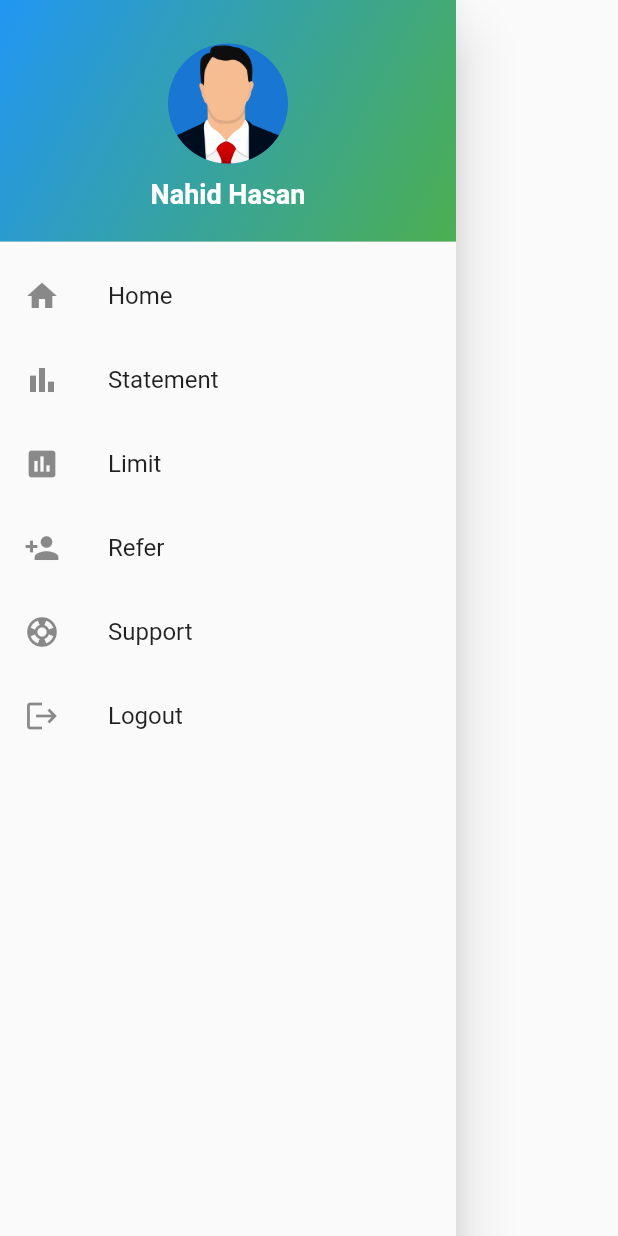
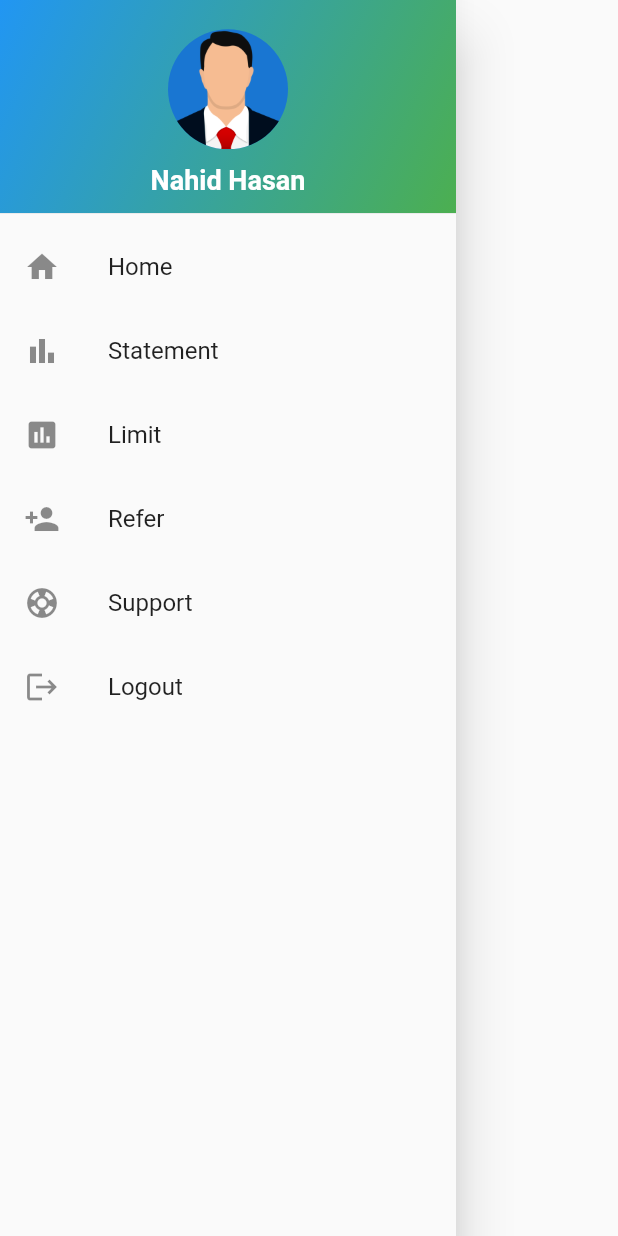
Before and after one commit to Nahidjc/tcash-app, a Flutter app: the AppDrawer widget shown alone on an empty page, opened directly, on a phone screen of 412 x 824 dp. Run offline on Flutter 3.47's test engine with Material 2 defaults, Android fonts, the light colour scheme and no system bars; our stand-ins replace flutter_spinkit, image_picker; missing offline and left inert: fluttercontactpicker, qr_code_scanner; network calls fail.

Commit message:
set height

```diff
--- a/lib/pages/app_drawer.dart
+++ b/lib/pages/app_drawer.dart
@@ -8,7 +8,9 @@ class AppDrawer extends StatelessWidget {
       child: ListView(
         padding: EdgeInsets.zero,
         children: [
-          const DrawerHeader(
+          Container(
+              height: 150,
+              child: const DrawerHeader(
             decoration: BoxDecoration(
               gradient: LinearGradient(
                 colors: [
@@ -39,7 +41,7 @@ class AppDrawer extends StatelessWidget {
                 ],
               ),
             ),
-          ),
+              )),
           ListTile(
             leading: const Icon(Icons.home),
             title: const Text('Home'),
```
